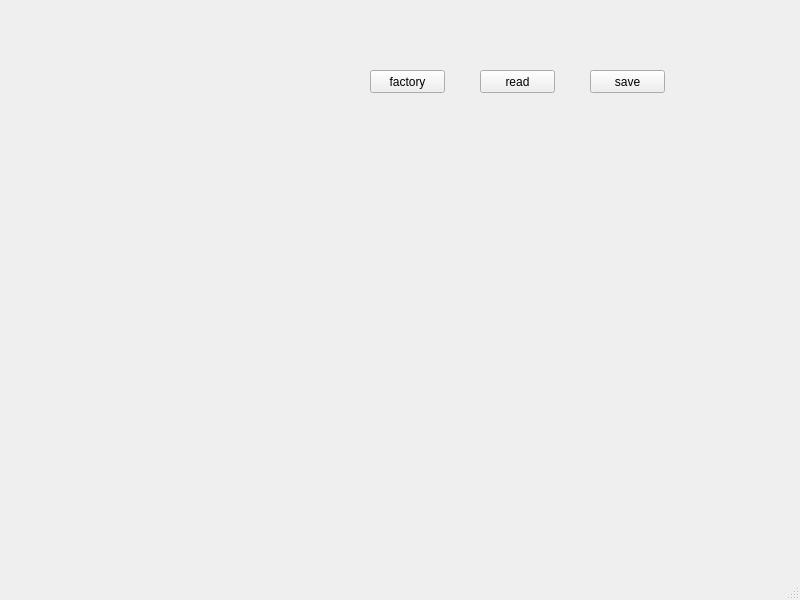
Old version of the form weather.ui in the repository sswm/edit_network_info.
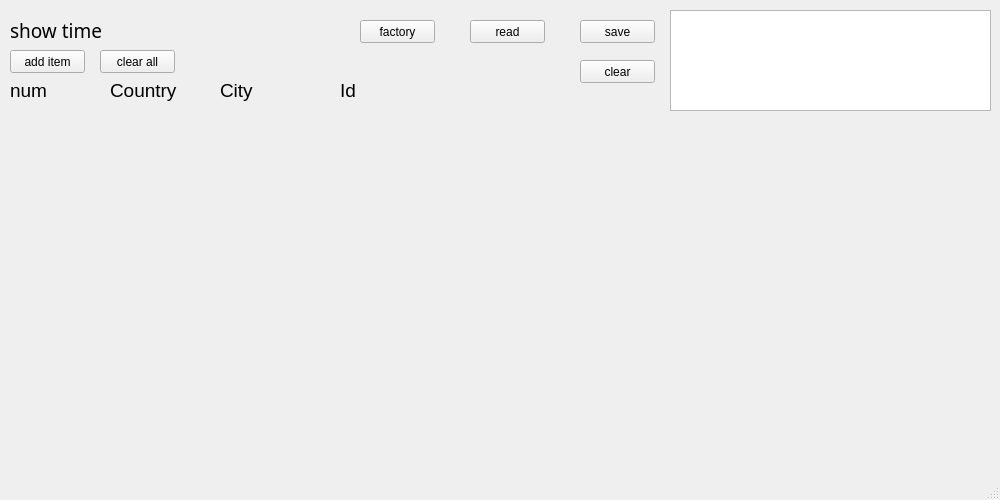
New version of the form.

Patch:
```diff
--- a/weather.ui
+++ b/weather.ui
@@ -6,8 +6,8 @@
    <rect>
     <x>0</x>
     <y>0</y>
-    <width>800</width>
-    <height>600</height>
+    <width>1000</width>
+    <height>500</height>
    </rect>
   </property>
   <property name="windowTitle">
@@ -17,8 +17,8 @@
    <widget class="QPushButton" name="pushButton_factory">
     <property name="geometry">
      <rect>
-      <x>370</x>
-      <y>70</y>
+      <x>360</x>
+      <y>20</y>
       <width>75</width>
       <height>23</height>
      </rect>
@@ -30,8 +30,8 @@
    <widget class="QPushButton" name="pushButton_save">
     <property name="geometry">
      <rect>
-      <x>590</x>
-      <y>70</y>
+      <x>580</x>
+      <y>20</y>
       <width>75</width>
       <height>23</height>
      </rect>
@@ -40,11 +40,53 @@
      <string>save</string>
     </property>
    </widget>
+   <widget class="QPushButton" name="pushButton_clear">
+    <property name="geometry">
+     <rect>
+      <x>580</x>
+      <y>60</y>
+      <width>75</width>
+      <height>23</height>
+     </rect>
+    </property>
+    <property name="text">
+     <string>clear</string>
+    </property>
+   </widget>
+   <widget class="QTextEdit" name="textEdit_info">
+    <property name="geometry">
+     <rect>
+      <x>670</x>
+      <y>10</y>
+      <width>321</width>
+      <height>101</height>
+     </rect>
+    </property>
+   </widget>
+   <widget class="QLabel" name="label_time">
+    <property name="geometry">
+     <rect>
+      <x>10</x>
+      <y>20</y>
+      <width>281</width>
+      <height>21</height>
+     </rect>
+    </property>
+    <property name="font">
+     <font>
+      <family>宋体</family>
+      <pointsize>14</pointsize>
+     </font>
+    </property>
+    <property name="text">
+     <string>show time</string>
+    </property>
+   </widget>
    <widget class="QPushButton" name="pushButton_read">
     <property name="geometry">
      <rect>
-      <x>480</x>
-      <y>70</y>
+      <x>470</x>
+      <y>20</y>
       <width>75</width>
       <height>23</height>
      </rect>
@@ -53,6 +95,104 @@
      <string>read</string>
     </property>
    </widget>
+   <widget class="QPushButton" name="pushButton_add_item">
+    <property name="geometry">
+     <rect>
+      <x>10</x>
+      <y>50</y>
+      <width>75</width>
+      <height>23</height>
+     </rect>
+    </property>
+    <property name="text">
+     <string>add item</string>
+    </property>
+   </widget>
+   <widget class="QPushButton" name="pushButton_clear_all">
+    <property name="geometry">
+     <rect>
+      <x>100</x>
+      <y>50</y>
+      <width>75</width>
+      <height>23</height>
+     </rect>
+    </property>
+    <property name="text">
+     <string>clear all</string>
+    </property>
+   </widget>
+   <widget class="QLabel" name="label_Country">
+    <property name="geometry">
+     <rect>
+      <x>110</x>
+      <y>80</y>
+      <width>91</width>
+      <height>21</height>
+     </rect>
+    </property>
+    <property name="font">
+     <font>
+      <pointsize>14</pointsize>
+     </font>
+    </property>
+    <property name="text">
+     <string>Country</string>
+    </property>
+   </widget>
+   <widget class="QLabel" name="label_Name">
+    <property name="geometry">
+     <rect>
+      <x>340</x>
+      <y>80</y>
+      <width>51</width>
+      <height>21</height>
+     </rect>
+    </property>
+    <property name="font">
+     <font>
+      <pointsize>14</pointsize>
+     </font>
+    </property>
+    <property name="text">
+     <string>Id</string>
+    </property>
+   </widget>
+   <widget class="QLabel" name="label_Style">
+    <property name="geometry">
+     <rect>
+      <x>220</x>
+      <y>80</y>
+      <width>51</width>
+      <height>21</height>
+     </rect>
+    </property>
+    <property name="font">
+     <font>
+      <pointsize>14</pointsize>
+     </font>
+    </property>
+    <property name="text">
+     <string>City</string>
+    </property>
+   </widget>
+   <widget class="QLabel" name="label_Num">
+    <property name="geometry">
+     <rect>
+      <x>10</x>
+      <y>80</y>
+      <width>51</width>
+      <height>21</height>
+     </rect>
+    </property>
+    <property name="font">
+     <font>
+      <pointsize>14</pointsize>
+     </font>
+    </property>
+    <property name="text">
+     <string>num</string>
+    </property>
+   </widget>
   </widget>
   <widget class="QStatusBar" name="statusbar"/>
  </widget>
```
